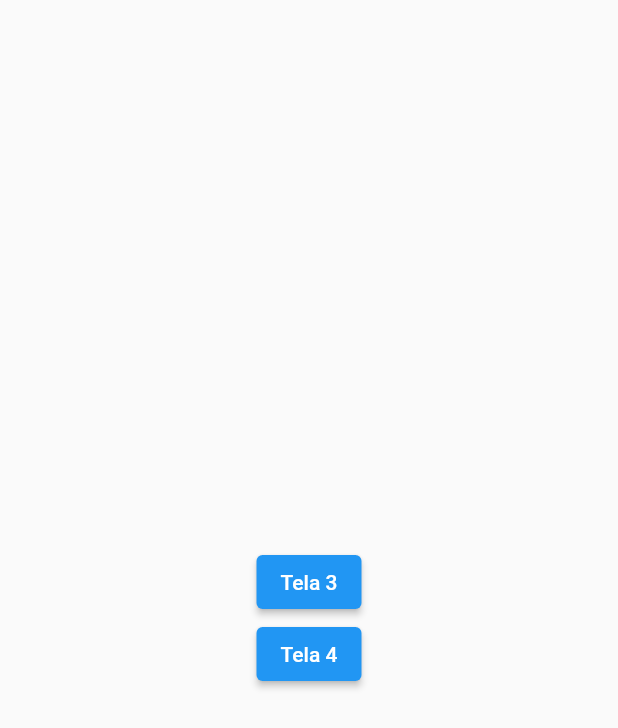
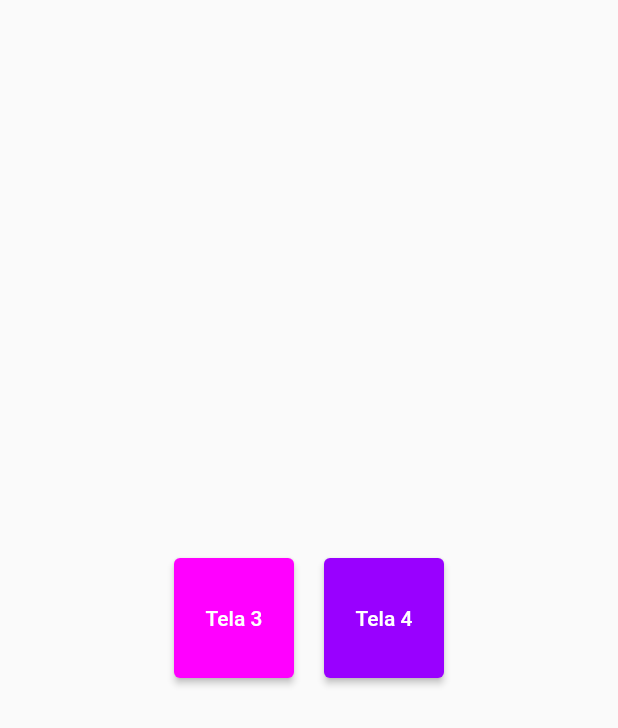
Before and after one commit to RonnyeryBarbosa/mod2_aula14, a Flutter app: the screen it shows after launch, after a tap on "Tela 2", on a phone screen of 412 x 824 dp. Shown: the top 728 px of the screen. Run offline on Flutter 3.47's test engine with Material 2 defaults, Android fonts, the phone set to English and light mode, and no system bars; our stand-ins replace flutter_colorpicker.

Commit message:
adição de seletor de cores

```diff
--- /dev/null
+++ b/lib/components/home_buttom.dart
@@ -0,0 +1,26 @@
+import 'package:flutter/material.dart';
+
+class HomeButton extends SizedBox {
+  var action;
+  var color;
+  var title;
+  var context;
+
+  HomeButton(this.title, this.color, this.action, this.context);
+
+  @override
+  double get width => 100;
+
+  @override
+  double get height => 100;
+
+  @override
+  Widget get child => Padding(
+        padding: EdgeInsets.all(10),
+        child: ElevatedButton(
+          style: ElevatedButton.styleFrom(primary: Color(color)),
+          onPressed: action,
+          child: Text(title),
+        ),
+      );
+}
--- a/lib/home.dart
+++ b/lib/home.dart
@@ -1,4 +1,6 @@
 import 'package:flutter/material.dart';
+import 'package:flutter_colorpicker/flutter_colorpicker.dart';
+import 'package:mod2_aula14/components/home_buttom.dart';
 
 class Home extends StatefulWidget {
   @override
@@ -6,6 +8,14 @@ class Home extends StatefulWidget {
 }
 
 class _HomeState extends State<Home> {
+  Color pickerColor = Color(0xff000000);
+  Color currentColor = Color(0xff000000);
+
+// ValueChanged<Color> callback
+  void changeColor(Color color) {
+    setState(() => pickerColor = color);
+  }
+
   @override
   Widget build(BuildContext context) {
     return Scaffold(
@@ -14,19 +24,68 @@ class _HomeState extends State<Home> {
           child: Column(
             mainAxisAlignment: MainAxisAlignment.center,
             children: [
-        ElevatedButton(
-          onPressed: () {
-            Navigator.pushNamed(context, 'second');
-          },
-          child: Text("Tela 2"),
+              Container(
+                width: 200,
+                height: 100,
+                color: currentColor,
               ),
               ElevatedButton(
                 onPressed: () {
-            Navigator.pushNamed(context, 'third');
+                  showDialog(
+                    context: context,
+                    builder: (BuildContext context) {
+                      return AlertDialog(
+                        titlePadding: const EdgeInsets.all(0.0),
+                        contentPadding: const EdgeInsets.all(0.0),
+                        content: SingleChildScrollView(
+                          child: ColorPicker(
+                            pickerColor: currentColor,
+                            onColorChanged: changeColor,
+                            colorPickerWidth: 300.0,
+                            pickerAreaHeightPercent: 0.7,
+                            enableAlpha: true,
+                            displayThumbColor: true,
+                            showLabel: true,
+                            paletteType: PaletteType.hsv,
+                            pickerAreaBorderRadius: const BorderRadius.only(
+                              topLeft: const Radius.circular(2.0),
+                              topRight: const Radius.circular(2.0),
+                            ),
+                          ),
+                        ),
+                        actions: [
+                          ElevatedButton(
+                              onPressed: () {
+                                setState(() => currentColor = pickerColor);
+                                Navigator.of(context).pop();
                               },
-          child: Text('Tela 3'),
+                              child: Text("Selecionar"))
+                        ],
+                      );
+                    },
+                  );
+                },
+                child: const Text('Selecione uma cor '),
+              ),
+              SizedBox(
+                height: 20,
+              ),
+              Row(
+                mainAxisAlignment: MainAxisAlignment.center,
+                children: [
+                  HomeButton('Tela 2', 0XFF0000FF, () {
+                    Navigator.pushNamed(context, 'second');
+                  }, context),
+                  HomeButton('Tela 3', 0XFF000000, () {
+                    Navigator.pushNamed(context, 'third',
+                        arguments: currentColor);
+                  }, context),
+                ],
               ),
             ],
-    ))));
+          ),
+        ),
+      ),
+    );
   }
 }
--- a/lib/second.dart
+++ b/lib/second.dart
@@ -1,4 +1,5 @@
 import 'package:flutter/material.dart';
+import 'package:mod2_aula14/components/home_buttom.dart';
 
 class SecondScreen extends StatefulWidget {
   @override
@@ -10,22 +11,16 @@ class _SecondScreenState extends State<SecondScreen> {
   Widget build(BuildContext context) {
     return Scaffold(
       body: Center(
-        child: Column(
+        child: Row(
           mainAxisAlignment: MainAxisAlignment.center,
           children: [
-            ElevatedButton(
-              onPressed: () {
-                Navigator.pushNamed(context, 'third',
-                    arguments: Color(0xFF00FF55));
-              },
-              child: Text("Tela 3"),
-            ),
-            ElevatedButton(
-              onPressed: () {
-                Navigator.pushNamed(context, 'four');
-              },
-              child: Text("Tela 4"),
-            ),
+            HomeButton('Tela 3', 0XFFFF00FF, () {
+              Navigator.pushNamed(context, 'third',
+                  arguments: Color(0xFF00FF55));
+            }, context),
+            HomeButton('Tela 4', 0XFF9900FF, () {
+              Navigator.pushNamed(context, 'four');
+            }, context),
           ],
         ),
       ),
--- a/pubspec.yaml
+++ b/pubspec.yaml
@@ -28,6 +28,7 @@ dependencies:
   # The following adds the Cupertino Icons font to your application.
   # Use with the CupertinoIcons class for iOS style icons.
   cupertino_icons: ^1.0.2
+  flutter_colorpicker: ^0.4.0
 
 dev_dependencies:
   flutter_test:
```
Also changed, not shown: pubspec.lock. Lines whose indentation alone changed are shown as unchanged.
